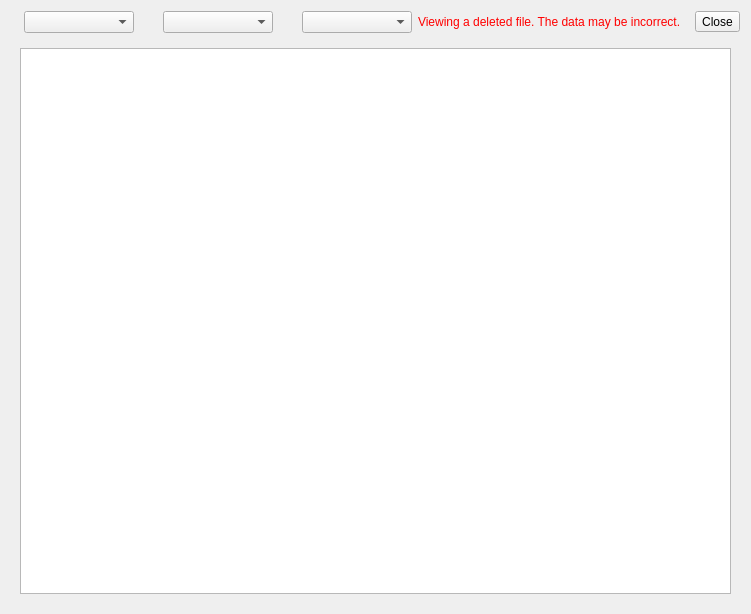
Ptr314/dsk_commander, file src/viewdialog.ui: the form before one commit.
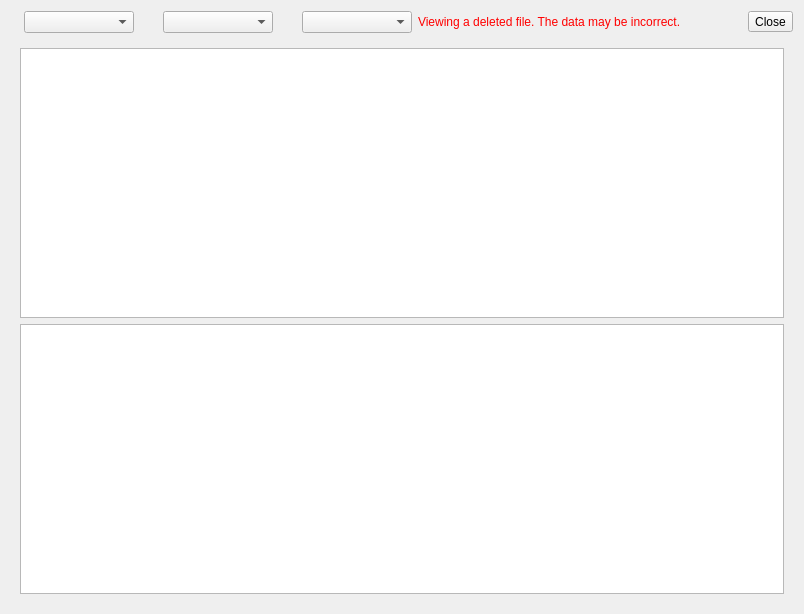
The form after the commit. Icons and pictures are not drawn.

```diff
--- a/src/viewdialog.ui
+++ b/src/viewdialog.ui
@@ -6,7 +6,7 @@
    <rect>
     <x>0</x>
     <y>0</y>
-    <width>751</width>
+    <width>804</width>
     <height>614</height>
    </rect>
   </property>
@@ -236,6 +236,16 @@
            </property>
           </widget>
          </item>
+         <item>
+          <widget class="QTextEdit" name="textEdit">
+           <property name="lineWrapMode">
+            <enum>QTextEdit::LineWrapMode::NoWrap</enum>
+           </property>
+           <property name="readOnly">
+            <bool>true</bool>
+           </property>
+          </widget>
+         </item>
         </layout>
        </widget>
        <widget class="QWidget" name="page_2">
```
Left out of the diff: 4 changed lines with no effect on the pictures.
